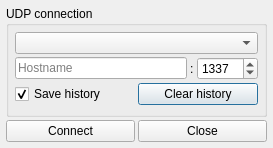
thedjnK/AuTerm, file plugins/mcumgr/udp_setup.ui: the form before one commit.
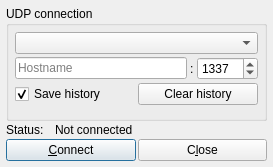
The form after the commit.

Patch:
```diff
--- a/plugins/mcumgr/udp_setup.ui
+++ b/plugins/mcumgr/udp_setup.ui
@@ -7,7 +7,7 @@
     <x>0</x>
     <y>0</y>
     <width>273</width>
-    <height>148</height>
+    <height>167</height>
    </rect>
   </property>
   <property name="windowTitle">
@@ -27,8 +27,22 @@
     <number>6</number>
    </property>
    <property name="spacing">
-    <number>3</number>
+    <number>2</number>
    </property>
+   <item row="3" column="0">
+    <widget class="QPushButton" name="btn_connect">
+     <property name="text">
+      <string>&amp;Connect</string>
+     </property>
+    </widget>
+   </item>
+   <item row="3" column="1">
+    <widget class="QPushButton" name="btn_close">
+     <property name="text">
+      <string>C&amp;lose</string>
+     </property>
+    </widget>
+   </item>
    <item row="0" column="0" colspan="2">
     <widget class="QGroupBox" name="groupBox">
      <property name="title">
@@ -134,7 +148,7 @@
         </item>
        </layout>
       </item>
-      <item row="3" column="0">
+      <item row="3" column="0" colspan="3">
        <spacer name="verticalSpacer">
         <property name="orientation">
          <enum>Qt::Vertical</enum>
@@ -150,19 +164,45 @@
      </layout>
     </widget>
    </item>
-   <item row="1" column="0">
-    <widget class="QPushButton" name="btn_connect">
-     <property name="text">
-      <string>Connect</string>
+   <item row="1" column="0" colspan="2">
+    <layout class="QHBoxLayout" name="horizontalLayout_2">
+     <property name="topMargin">
+      <number>0</number>
      </property>
-    </widget>
-   </item>
-   <item row="1" column="1">
-    <widget class="QPushButton" name="btn_close">
-     <property name="text">
-      <string>Close</string>
-     </property>
-    </widget>
+     <item>
+      <widget class="QLabel" name="label_2">
+       <property name="sizePolicy">
+        <sizepolicy hsizetype="Maximum" vsizetype="Preferred">
+         <horstretch>0</horstretch>
+         <verstretch>0</verstretch>
+        </sizepolicy>
+       </property>
+       <property name="text">
+        <string>Status:</string>
+       </property>
+      </widget>
+     </item>
+     <item>
+      <widget class="QLabel" name="label_status_image">
+       <property name="sizePolicy">
+        <sizepolicy hsizetype="Maximum" vsizetype="Preferred">
+         <horstretch>0</horstretch>
+         <verstretch>0</verstretch>
+        </sizepolicy>
+       </property>
+       <property name="text">
+        <string/>
+       </property>
+      </widget>
+     </item>
+     <item>
+      <widget class="QLabel" name="label_status">
+       <property name="text">
+        <string>Not connected</string>
+       </property>
+      </widget>
+     </item>
+    </layout>
    </item>
   </layout>
  </widget>
```
Left out of the diff: 13 changed lines with no effect on the pictures.
